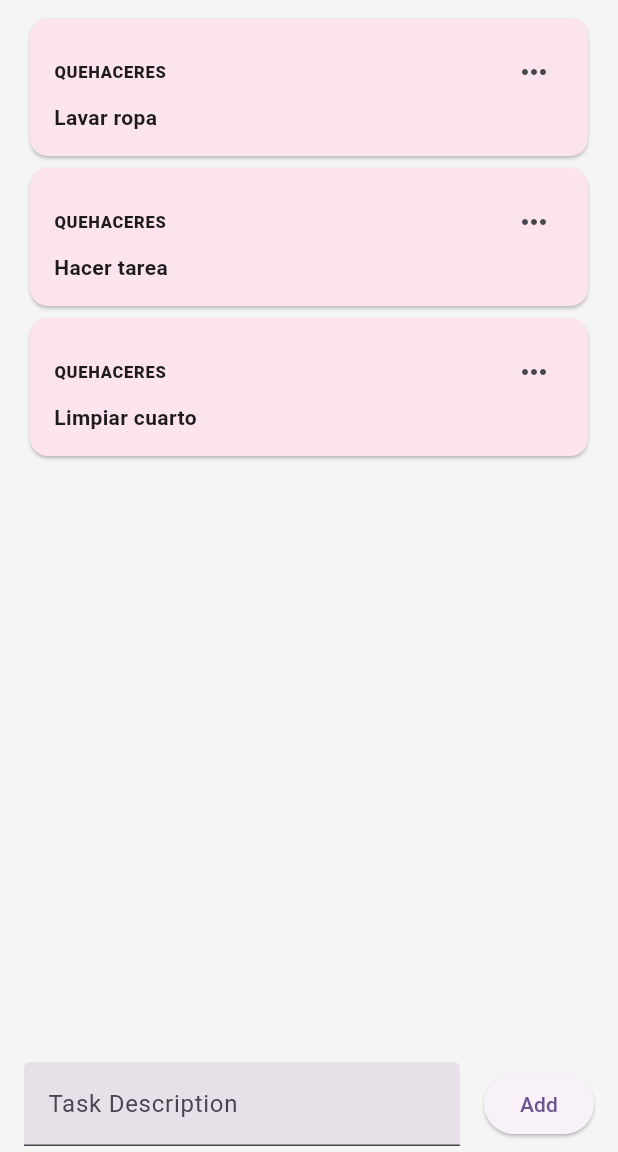
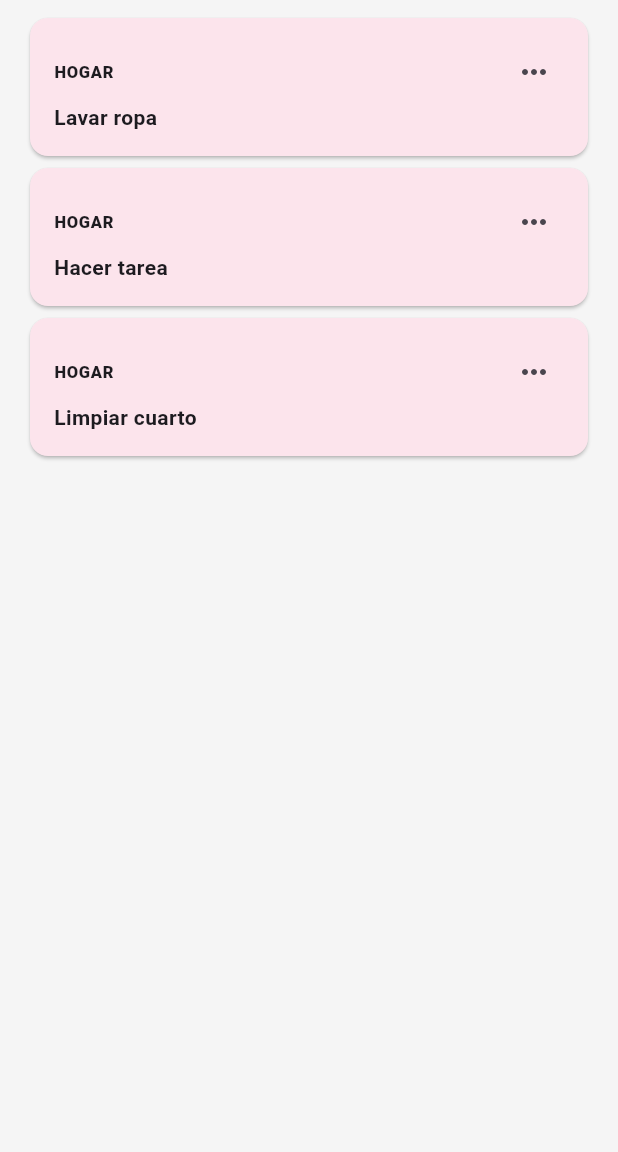
Before and after one commit to fluttercrafters/taskflow, a Flutter app: the screen it shows after launch, on a phone screen of 412 x 824 dp, the part 84-1236 px from its top. Run offline on Flutter 3.47's test engine with Material 3 defaults, Android fonts, the phone set to English and light mode, and no system bars; our stand-ins replace equatable, gap.

Commit message:
feat: lesson 2

```diff
--- a/lib/core/app/app.dart
+++ b/lib/core/app/app.dart
@@ -1,12 +1,16 @@
 import 'package:flutter/material.dart';
-import 'package:taskflow/features/home/home.dart';
+import 'package:taskflow/core/app/taskflow.dart';
+import 'package:taskflow/core/app/taskflow_data.dart';
+import 'package:taskflow/features/tasks/tasks.dart';
 
 class TaskFlowApp extends StatelessWidget {
   const TaskFlowApp({super.key});
 
   @override
   Widget build(BuildContext context) {
-    return MaterialApp(
+    return TaskFlowBinding(
+      initialData: const TaskFlowData(),
+      child: MaterialApp(
         debugShowCheckedModeBanner: false,
         title: 'TaskFlow',
         theme: ThemeData(
@@ -20,10 +24,12 @@ class TaskFlowApp extends StatelessWidget {
             actionsIconTheme: const IconThemeData(
               color: Colors.white,
             ),
+            centerTitle: false,
           ),
           scaffoldBackgroundColor: Colors.grey[100],
         ),
-      home: const HomePage(),
+        home: const TasksPage(),
+      ),
     );
   }
 }
--- /dev/null
+++ b/lib/core/app/taskflow.dart
@@ -0,0 +1,74 @@
+import 'package:flutter/material.dart';
+import 'package:taskflow/core/app/taskflow_data.dart';
+import 'package:taskflow/domain/models/task.dart';
+
+class _TaskFlowScope extends InheritedWidget {
+  const _TaskFlowScope({
+    required super.child,
+    required this.bindingState,
+  });
+
+  final TaskFlowBindingState bindingState;
+
+  static TaskFlowBindingState? of(BuildContext context) {
+    return context
+        .dependOnInheritedWidgetOfExactType<_TaskFlowScope>()
+        ?.bindingState;
+  }
+
+  @override
+  bool updateShouldNotify(_TaskFlowScope oldWidget) {
+    return true;
+  }
+}
+
+class TaskFlowBinding extends StatefulWidget {
+  const TaskFlowBinding({
+    super.key,
+    required this.child,
+    required this.initialData,
+  });
+
+  final Widget child;
+  final TaskFlowData initialData;
+
+  static TaskFlowBindingState? maybeOf(BuildContext context) {
+    return _TaskFlowScope.of(context);
+  }
+
+  static TaskFlowBindingState of(BuildContext context) {
+    return _TaskFlowScope.of(context)!;
+  }
+
+  @override
+  State<TaskFlowBinding> createState() => TaskFlowBindingState();
+}
+
+class TaskFlowBindingState extends State<TaskFlowBinding> {
+  late TaskFlowData currentData;
+
+  void addTask(Task newTask) {
+    setState(() {
+      currentData = TaskFlowData(
+        tasks: [
+          ...currentData.tasks,
+          newTask,
+        ],
+      );
+    });
+  }
+
+  @override
+  void initState() {
+    super.initState();
+    currentData = widget.initialData;
+  }
+
+  @override
+  Widget build(BuildContext context) {
+    return _TaskFlowScope(
+      bindingState: this,
+      child: widget.child,
+    );
+  }
+}
--- /dev/null
+++ b/lib/core/app/taskflow_data.dart
@@ -0,0 +1,56 @@
+import 'package:equatable/equatable.dart';
+import 'package:taskflow/domain/models/task.dart';
+
+class TaskFlowData extends Equatable {
+  final List<Task> tasks;
+
+  const TaskFlowData({
+    this.tasks = const [
+      Task.empty(
+        description: 'Lavar ropa',
+        category: 'Hogar',
+        tags: [
+          'home',
+          'living',
+          'health',
+        ],
+      ),
+      Task.empty(
+        description: 'Hacer tarea',
+        category: 'Hogar',
+        tags: [
+          'home',
+          'living',
+          'health',
+        ],
+      ),
+      Task.empty(
+        description: 'Limpiar cuarto',
+        category: 'Hogar',
+        tags: [
+          'home',
+          'living',
+          'health',
+           'home',
+          'living',
+          'health',
+           'home',
+          'living',
+          'health',
+           'home',
+          'living',
+          'health',
+           'home',
+          'living',
+          'health',
+           'home',
+          'living',
+          'health',
+        ],
+      ),
+    ],
+  });
+
+  @override
+  List<Object?> get props => [tasks];
+}
--- a/lib/core/widgets/appbar.dart
+++ b/lib/core/widgets/appbar.dart
@@ -1,5 +1,6 @@
 import 'package:flutter/material.dart';
 import 'package:intl/intl.dart';
+import 'package:taskflow/features/tasks/pages/new_task_page.dart';
 
 final _formatter = DateFormat.MMMMd();
 
@@ -23,7 +24,9 @@ class CustomAppBar extends StatelessWidget implements PreferredSizeWidget {
         Padding(
           padding: const EdgeInsets.only(right: 16.0),
           child: IconButton.filled(
-            onPressed: () {},
+            onPressed: () {
+              Navigator.of(context).push(NewTaskPage.route());
+            },
             icon: const Icon(
               Icons.add,
             ),
--- a/lib/domain/models/task.dart
+++ b/lib/domain/models/task.dart
@@ -1,11 +1,13 @@
-class Task {
+import 'package:equatable/equatable.dart';
+
+class Task extends Equatable {
   final int priority;
   final bool isDone;
   final String description;
   final String category;
   final List<String> tags;
 
-  Task({
+  const Task({
     required this.priority,
     required this.isDone,
     required this.description,
@@ -13,11 +15,20 @@ class Task {
     required this.tags,
   });
 
-  Task.empty({
+  const Task.empty({
     required this.description,
     this.priority = -1,
     this.isDone = false,
-    this.category = 'Quehaceres',
+    this.category = 'Sin Categoría',
     this.tags = const [],
   });
+
+  @override
+  List<Object?> get props => [
+        priority,
+        isDone,
+        description,
+        category,
+        tags,
+      ];
 }
--- a/lib/features/home/home.dart
+++ /dev/null
@@ -1,47 +0,0 @@
-import 'package:flutter/material.dart';
-import 'package:taskflow/core/widgets/appbar.dart';
-import 'package:taskflow/domain/models/task.dart';
-import 'package:taskflow/features/home/widgets/task_form.dart';
-import 'package:taskflow/features/home/widgets/task_list.dart';
-
-class HomePage extends StatefulWidget {
-  const HomePage({super.key});
-
-  @override
-  State<HomePage> createState() => _HomePageState();
-}
-
-class _HomePageState extends State<HomePage> {
-  List<Task> tasks = [
-    Task.empty(description: 'Lavar ropa'),
-    Task.empty(description: 'Hacer tarea'),
-    Task.empty(description: 'Limpiar cuarto'),
-  ];
-
-  @override
-  Widget build(BuildContext context) {
-    return Scaffold(
-      appBar: const CustomAppBar(),
-      body: Column(
-        children: [
-          Expanded(
-            child: TasksList(tasks: tasks),
-          ),
-          SizedBox(
-            height: 64,
-            child: Padding(
-              padding: const EdgeInsets.symmetric(horizontal: 16.0),
-              child: TaskForm(
-                onTaskSubmitted: (newTask) {
-                  setState(() {
-                    tasks.add(newTask);
-                  });
-                },
-              ),
-            ),
-          )
-        ],
-      ),
-    );
-  }
-}
--- a/lib/features/home/widgets/task_form.dart
+++ /dev/null
@@ -1,47 +0,0 @@
-import 'package:flutter/material.dart';
-import 'package:gap/gap.dart';
-import 'package:taskflow/domain/models/task.dart';
-
-typedef OnTaskSubmitted = void Function(Task newTask);
-
-class TaskForm extends StatefulWidget {
-  const TaskForm({
-    super.key,
-    required this.onTaskSubmitted,
-  });
-
-  final OnTaskSubmitted onTaskSubmitted;
-
-  @override
-  State<TaskForm> createState() => _TaskFormState();
-}
-
-class _TaskFormState extends State<TaskForm> {
-  final _controller = TextEditingController(text: null);
-
-  @override
-  Widget build(BuildContext context) {
-    return Row(
-      children: [
-        Expanded(
-          child: TextField(
-            decoration: const InputDecoration(
-              filled: true,
-              labelText: 'Task Description',
-            ),
-            controller: _controller,
-          ),
-        ),
-        const Gap(16),
-        ElevatedButton(
-          onPressed: () {
-            widget.onTaskSubmitted(Task.empty(description: _controller.text));
-            _controller.clear();
-          }
-              ,
-          child: const Text('Add'),
-        ),
-      ],
-    );
-  }
-}
--- a/lib/features/home/widgets/task_item.dart
+++ /dev/null
@@ -1,60 +0,0 @@
-import 'dart:math';
-
-import 'package:flutter/material.dart';
-import 'package:taskflow/domain/models/task.dart';
-
-final _cardColors = [
-  Colors.red[50],
-  Colors.cyan[50],
-  Colors.amber[50],
-  Colors.blue[50],
-  Colors.pink[50],
-  Colors.purple[50],
-];
-
-class TaskItem extends StatelessWidget {
-  const TaskItem({
-    super.key,
-    required this.task,
-  });
-
-  final Task task;
-
-  @override
-  Widget build(BuildContext context) {
-    return Card(
-      color: _cardColors[Random().nextInt(_cardColors.length)],
-      child: Padding(
-        padding: const EdgeInsets.all(16.0),
-        child: Column(
-          crossAxisAlignment: CrossAxisAlignment.stretch,
-          children: [
-            Row(
-              children: [
-                Expanded(
-                  child: Text(
-                    task.category.toUpperCase(),
-                    style: Theme.of(context).textTheme.labelSmall?.copyWith(
-                          fontWeight: FontWeight.w900,
-                        ),
-                  ),
-                ),
-                IconButton(
-                  visualDensity: VisualDensity.compact,
-                  onPressed: () {},
-                  icon: const Icon(Icons.more_horiz),
-                ),
-              ],
-            ),
-            Text(
-              task.description,
-              style: Theme.of(context).textTheme.bodyMedium?.copyWith(
-                    fontWeight: FontWeight.w600,
-                  ),
-            )
-          ],
-        ),
-      ),
-    );
-  }
-}
--- /dev/null
+++ b/lib/features/tasks/pages/tasks_page.dart
@@ -0,0 +1,16 @@
+import 'package:flutter/material.dart';
+import 'package:taskflow/core/app/taskflow.dart';
+import 'package:taskflow/core/widgets/appbar.dart';
+import 'package:taskflow/features/tasks/widgets/task_list.dart';
+
+class TasksPage extends StatelessWidget {
+  const TasksPage({super.key});
+
+  @override
+  Widget build(BuildContext context) {
+    return Scaffold(
+      appBar: const CustomAppBar(),
+      body: TasksList(tasks: TaskFlowBinding.of(context).currentData.tasks),
+    );
+  }
+}
--- /dev/null
+++ b/lib/features/tasks/tasks.dart
@@ -0,0 +1,5 @@
+export 'widgets/task_form.dart';
+export 'widgets/task_list.dart';
+export 'widgets/task_item.dart';
+export 'pages/tasks_page.dart';
+export 'pages/task_detail_page.dart';
--- /dev/null
+++ b/lib/features/tasks/widgets/task_item.dart
@@ -0,0 +1,65 @@
+import 'dart:math';
+
+import 'package:flutter/material.dart';
+import 'package:taskflow/domain/models/task.dart';
+import 'package:taskflow/features/tasks/tasks.dart';
+
+final _cardColors = [
+  Colors.red[50],
+  Colors.cyan[50],
+  Colors.amber[50],
+  Colors.blue[50],
+  Colors.pink[50],
+  Colors.purple[50],
+];
+
+class TaskItem extends StatelessWidget {
+  const TaskItem({
+    super.key,
+    required this.task,
+  });
+
+  final Task task;
+
+  @override
+  Widget build(BuildContext context) {
+    return Card(
+      color: _cardColors[Random().nextInt(_cardColors.length)],
+      child: InkWell(
+        borderRadius: BorderRadius.circular(8),
+        onTap: () => Navigator.push(context, TaskDetailPage.route(task)),
+        child: Padding(
+          padding: const EdgeInsets.all(16.0),
+          child: Column(
+            crossAxisAlignment: CrossAxisAlignment.stretch,
+            children: [
+              Row(
+                children: [
+                  Expanded(
+                    child: Text(
+                      task.category.toUpperCase(),
+                      style: Theme.of(context).textTheme.labelSmall?.copyWith(
+                            fontWeight: FontWeight.w900,
+                          ),
+                    ),
+                  ),
+                  IconButton(
+                    visualDensity: VisualDensity.compact,
+                    onPressed: () {},
+                    icon: const Icon(Icons.more_horiz),
+                  ),
+                ],
+              ),
+              Text(
+                task.description,
+                style: Theme.of(context).textTheme.bodyMedium?.copyWith(
+                      fontWeight: FontWeight.w600,
+                    ),
+              )
+            ],
+          ),
+        ),
+      ),
+    );
+  }
+}
--- a/lib/features/home/widgets/task_list.dart
+++ b/lib/features/tasks/widgets/task_list.dart
@@ -1,6 +1,6 @@
 import 'package:flutter/material.dart';
 import 'package:taskflow/domain/models/task.dart';
-import 'package:taskflow/features/home/widgets/task_item.dart';
+import 'package:taskflow/features/tasks/widgets/task_item.dart';
 
 class TasksList extends StatelessWidget {
   const TasksList({
--- a/pubspec.yaml
+++ b/pubspec.yaml
@@ -13,6 +13,7 @@ dependencies:
   cupertino_icons: ^1.0.2
   intl: ^0.19.0
   gap: ^3.0.1
+  equatable: ^2.0.5
 
 dev_dependencies:
   flutter_test:
```
Also changed, not shown: lib/features/detail/detail.dart (deleted, +0 -17 lines), lib/features/tasks/pages/new_task_page.dart (added, +31 -0 lines), lib/features/tasks/pages/task_detail_page.dart (added, +95 -0 lines), lib/features/tasks/widgets/task_form.dart (added, +123 -0 lines), lib/features/stats/stats.dart (added), pubspec.lock. Lines whose indentation alone changed are shown as unchanged.
